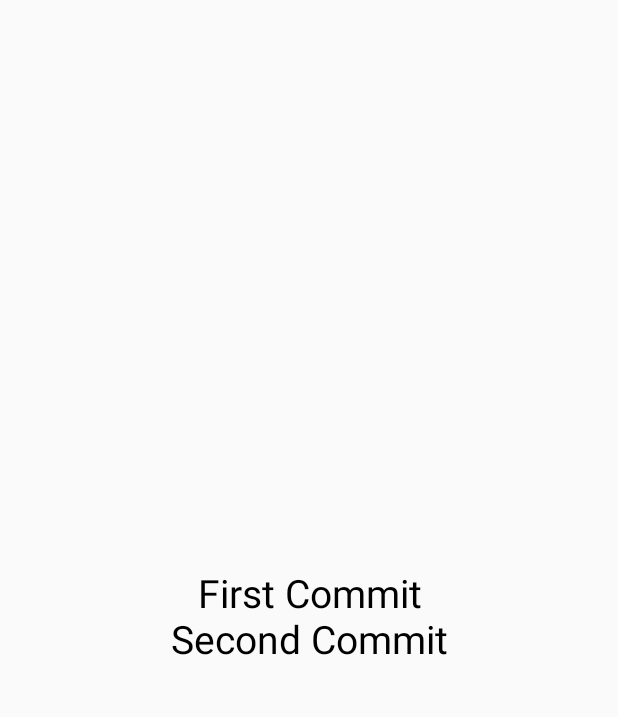
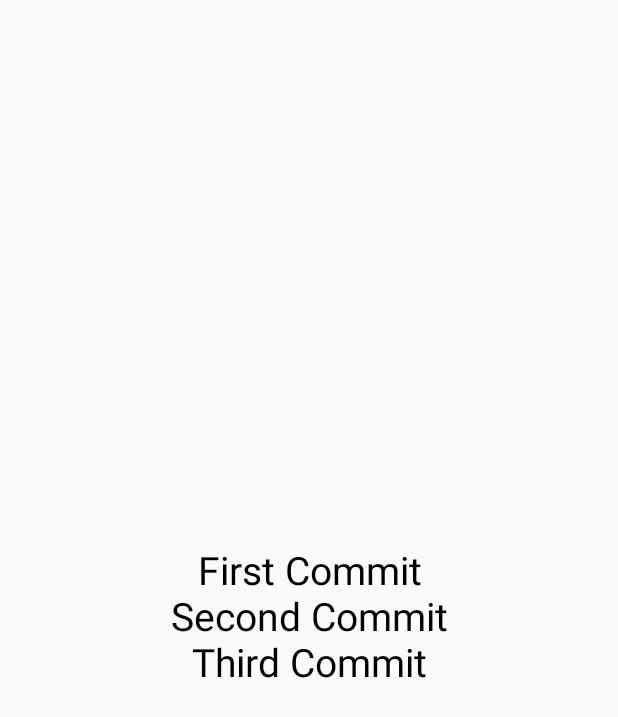
Before and after one commit to Kubusiowy/ToDoAppNew, an Android app built with Jetpack Compose: the screen it shows after launch (MainActivity), on a phone screen of 412 x 824 dp. Shown: the top 717 px of the screen. Run offline under Robolectric (Android 15) with nearby library versions, the phone set to English and light mode, and no system bars.

Commit message:
zapis z laptopa

```diff
--- a/app/src/main/java/com/example/todoappnew/MainActivity.kt
+++ b/app/src/main/java/com/example/todoappnew/MainActivity.kt
@@ -39,6 +39,7 @@ class MainActivity : ComponentActivity() {
             {
                 Text(text = "First Commit", fontSize = 26.sp )
                 Text(text = "Second Commit", fontSize = 26.sp )
+                Text(text = "Third Commit", fontSize = 26.sp ) // from Laptop
             }
 
         }
```
